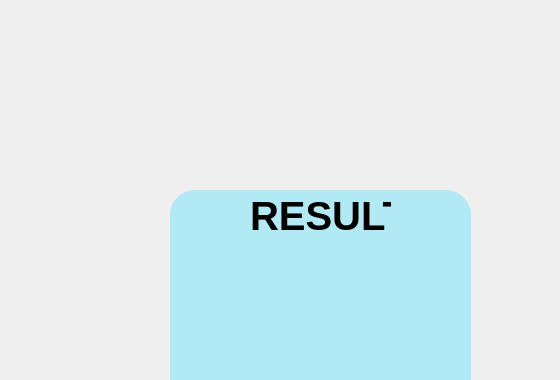
The window that RushRoyal/ResultWindow.ui (al-ire-za/PlantvsZombie) describes before a commit, drawn with Qt 5; both pictures show x 0 to 560 and y 0 to 380 of the 800 by 600 pixel window.
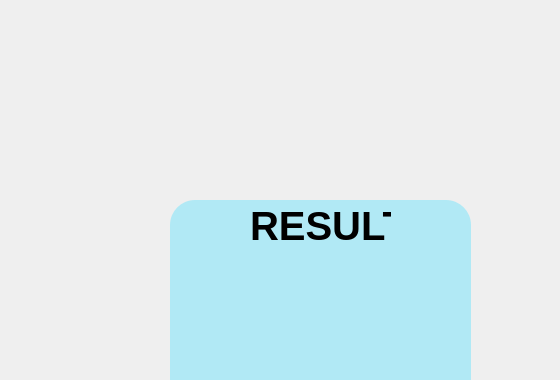
The same window after the commit. Icons and pictures are not drawn.

What changed in the file:
```diff
--- a/RushRoyal/ResultWindow.ui
+++ b/RushRoyal/ResultWindow.ui
@@ -21,9 +21,9 @@
     <property name="geometry">
      <rect>
       <x>170</x>
-      <y>190</y>
+      <y>200</y>
       <width>301</width>
-      <height>381</height>
+      <height>371</height>
      </rect>
     </property>
     <property name="styleSheet">
@@ -42,7 +42,7 @@
     <property name="geometry">
      <rect>
       <x>250</x>
-      <y>190</y>
+      <y>200</y>
       <width>141</width>
       <height>51</height>
      </rect>
```
